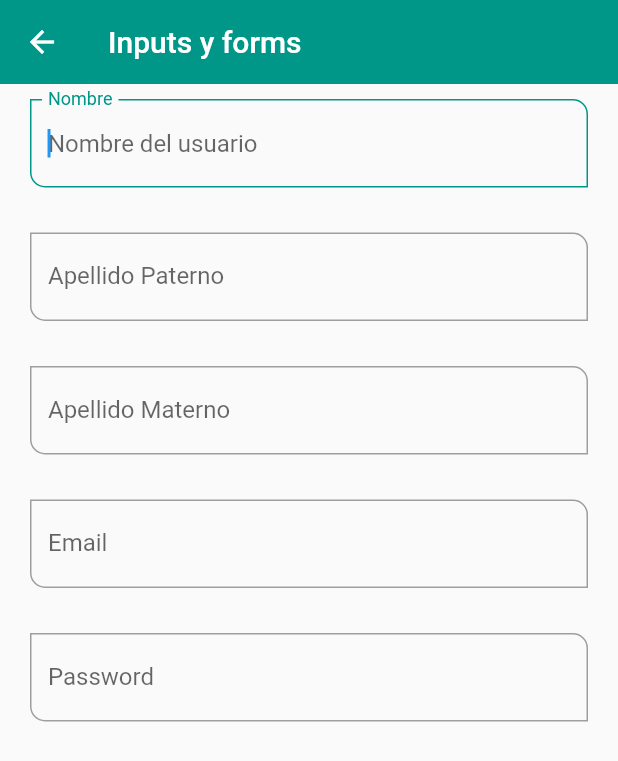
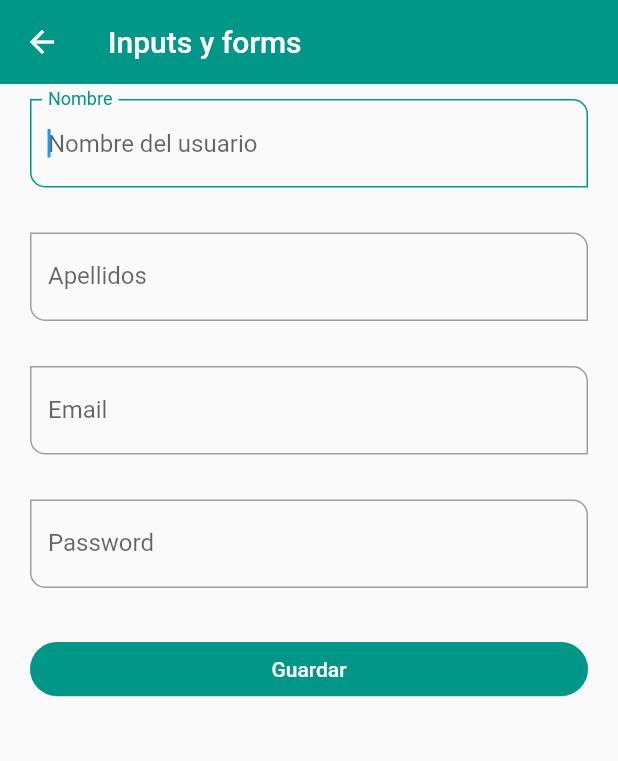
Before and after one commit to VictorAlas92/fl_component, a Flutter app: the InputsScreen screen opened by its route, on a phone screen of 412 x 824 dp. Shown: the top 761 px of the screen. Run offline on Flutter 3.47's test engine with Material 2 defaults, Android fonts, the phone set to English and light mode, and no system bars.

Commit message:
91 Widget Form _ se encapsulan todos nuestros inputsFilds en el widget Form se agrega codigo para que las validaciones de cada field se disparen al tocar el boton de guardar y al mismo tiempo esconder el teclado en pantalla

```diff
--- a/lib/ui/screens/inputs_screen.dart
+++ b/lib/ui/screens/inputs_screen.dart
@@ -6,6 +6,16 @@ class InputsScreen extends StatelessWidget {
 
   @override
   Widget build(BuildContext context) {
+    final GlobalKey<FormState> myFormKey = GlobalKey<FormState>();
+
+    final Map<String, String> formValues = {
+      'first_name': 'Victor',
+      'last_name': 'Alonso',
+      'email': 'Victor@gmail.com',
+      'password': '123',
+      'rola': 'Admin',
+    };
+
     return Scaffold(
         appBar: AppBar(
           title: const Text('Inputs y forms'),
@@ -13,36 +23,43 @@ class InputsScreen extends StatelessWidget {
         body: SingleChildScrollView(
           child: Padding(
             padding: const EdgeInsets.symmetric(horizontal: 20, vertical: 10),
+            child: Form(
+              key: myFormKey,
               child: Column(
-              children: const [
-                CustomInputField(
+                children: [
+                  const CustomInputField(
                       labelText: "Nombre",
                       hintText: "Nombre del usuario",
                       autofocus: true),
-                SizedBox(height: 30),
-                CustomInputField(
-                  labelText: "Apellido Paterno",
-                  hintText: "Apellido Paterno",
-                ),
-                SizedBox(height: 30),
-                CustomInputField(
-                  labelText: "Apellido Materno",
-                  hintText: "Apellido Materno",
-                ),
-                SizedBox(height: 30),
-                CustomInputField(
+                  const SizedBox(height: 30),
+                  const CustomInputField(
+                      labelText: "Apellidos", hintText: "Apellidos"),
+                  const SizedBox(height: 30),
+                  const CustomInputField(
                       labelText: "Email",
                       hintText: "Email",
-                  keyboardType: TextInputType.emailAddress,
-                ),
-                SizedBox(height: 30),
-                CustomInputField(
+                      keyboardType: TextInputType.emailAddress),
+                  const SizedBox(height: 30),
+                  const CustomInputField(
                       labelText: "Password",
                       hintText: "Password",
-                  obscureText: true,
+                      obscureText: true),
+                  const SizedBox(height: 30),
+                  ElevatedButton(
+                      onPressed: () {
+                        FocusScope.of(context).requestFocus(FocusNode());
+                        if (!myFormKey.currentState!.validate()) {
+                          print('formulario no valido');
+                          return;
+                        }
+                        // * imprimir valores del formulario
+                        print(formValues);
+                      },
+                      child: const SizedBox(
+                          width: double.infinity,
+                          child: Center(child: Text('Guardar')))),
+                ],
               ),
-                SizedBox(height: 30),
-              ],
             ),
           ),
         ));
```
Lines whose indentation alone changed are shown as unchanged.
